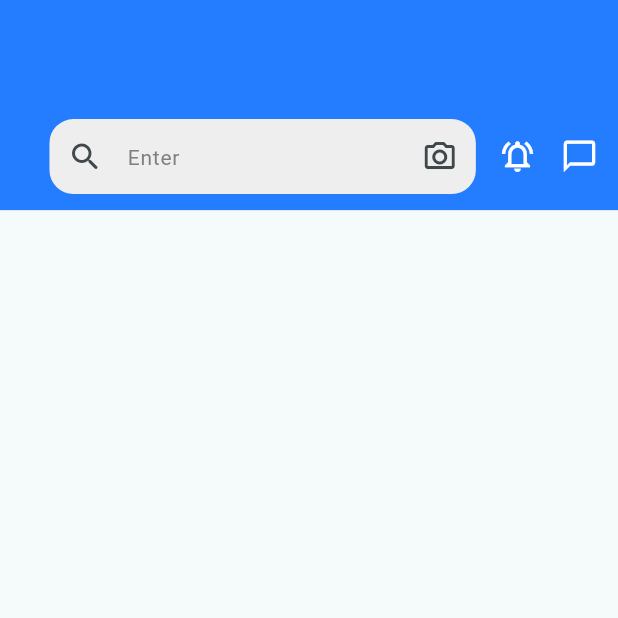
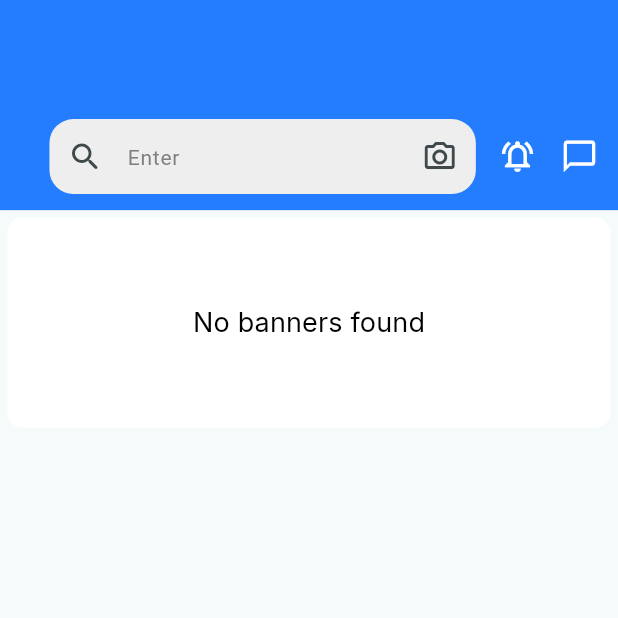
Before and after one commit to Sukhmeetsingh306/store_app, a Flutter app: the HomeUserScreen screen opened by its route, on a phone screen of 412 x 824 dp, the top half of it. Run offline on Flutter 3.47's test engine with Material 3 defaults, Android fonts, the phone set to English and light mode, and no system bars; our stand-ins replace file_picker, flutter_riverpod, flutter_svg, google_fonts, image_picker, intl_phone_field and 3 more; missing offline and left inert: cloudinary_public, flutter_admin_scaffold, random_avatar; accounts and stored records are empty; network calls fail.

Commit message:
banner widget called in the home screen

```diff
--- a/multi_vendor/lib/screen/user/home_user_screen.dart
+++ b/multi_vendor/lib/screen/user/home_user_screen.dart
@@ -1,5 +1,7 @@
 import 'package:flutter/material.dart';
 import 'package:multi_vendor/screen/user/widget/header_widget_user.dart';
+
+import 'widget/banner_widget_user.dart';
 
 class HomeUserScreen extends StatelessWidget {
   const HomeUserScreen({super.key});
@@ -14,7 +16,7 @@ class HomeUserScreen extends StatelessWidget {
         child: Column(
           children: const [
             HeaderWidgetUser(),
-            // Add more widgets here as needed
+            BannerWidgetIOS(),
           ],
         ),
       ),
```
